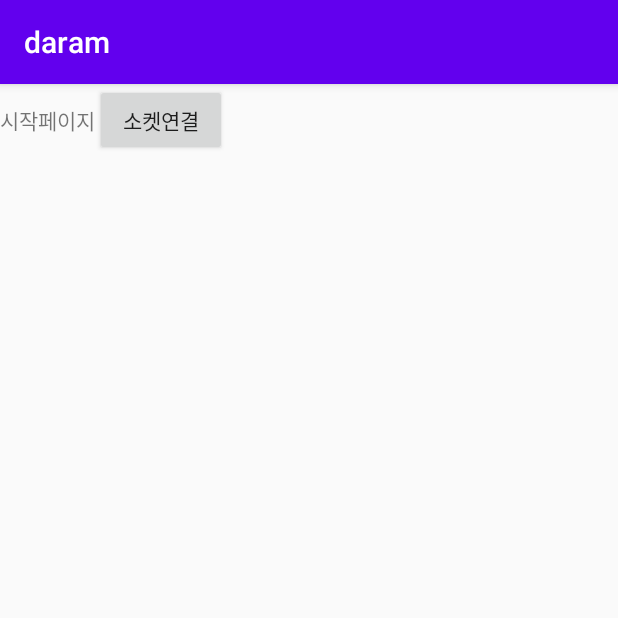
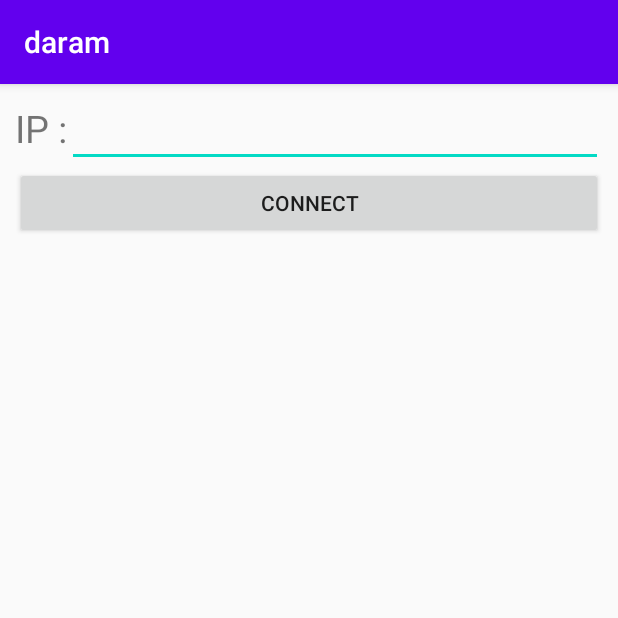
Before and after one commit to jihyejjang/darame-app, an Android app: the screen it shows after launch (MainActivity), on a phone screen of 412 x 824 dp, the top half of it. Run offline under Robolectric (Android 15) with nearby library versions, the phone set to English and light mode, and no system bars.

Commit message:
소켓연결완료 합성ui완료

```diff
--- a/app/src/main/java/com/example/daram/MainActivity.java
+++ b/app/src/main/java/com/example/daram/MainActivity.java
@@ -1,28 +1,127 @@
-//합성페이지(2번째)
 package com.example.daram;
 
-import android.content.Intent;
 import android.os.Bundle;
+import android.os.Handler;
+import android.util.Log;
 import android.view.View;
 import android.widget.Button;
+import android.widget.EditText;
+import android.widget.TextView;
 
 import androidx.appcompat.app.AppCompatActivity;
 
-public class MainActivity extends AppCompatActivity {
-    private Object Button;
+import java.io.BufferedReader;
+import java.io.DataInputStream;
+import java.io.DataOutputStream;
+import java.io.IOException;
+import java.io.PrintWriter;
+import java.net.Socket;
+
+public class MainActivity extends AppCompatActivity implements View.OnClickListener {
+
+    Button connect_btn;                 // ip 받아오는 버튼
+
+    EditText ip_edit;               // ip 에디트
+    TextView show_text;             // 서버에서온거 보여주는 에디트
+    // 소켓통신에 필요한것
+    private String html = "";
+    private Handler mHandler;
+
+    private Socket socket;
+
+    private BufferedReader networkReader;
+    private PrintWriter networkWriter;
+
+    private DataOutputStream dos;
+    private DataInputStream dis;
+
+    private String ip = "172.16.24.172";            // IP 번호(cmd에서 ipconfig로 검색)
+    private int port = 9999;                          // port 번호
+
     @Override
     protected void onCreate(Bundle savedInstanceState) {
         super.onCreate(savedInstanceState);
         setContentView(R.layout.activity_main);
 
-        Button button = (Button) findViewById(R.id.button);
-        button.setOnClickListener(new View.OnClickListener() {
-            @Override
-            public void onClick(View v) {
-                Intent intent = new Intent(getApplicationContext(),socket_.class);  //다음화면 연결
-                intent.putExtra("message", "메인");
-                startActivity(intent);
+        connect_btn = (Button)findViewById(R.id.connect_btn);
+        connect_btn.setOnClickListener(this);
+
+        ip_edit = (EditText)findViewById(R.id.ip_edit);
+        show_text = (TextView)findViewById(R.id.show_text);
+
+    }
+
+    @Override
+    public void onClick(View v) {
+        switch(v.getId()){
+            case R.id.connect_btn:     // ip 받아오는 버튼
+                connect();
+        }
+    }
+
+    // 로그인 정보 db에 넣어주고 연결시켜야 함.
+    void connect(){
+        mHandler = new Handler();
+        Log.w("connect","연결 하는중");
+        // 받아오는거
+        Thread checkUpdate = new Thread() {
+            public void run() {
+                // ip받기
+                String newip = String.valueOf(ip_edit.getText());
+
+                // 서버 접속
+                try {
+                    socket = new Socket(newip, port);
+                    Log.w("서버 접속됨", "서버 접속됨");
+                } catch (IOException e1) {
+                    Log.w("서버접속못함", "서버접속못함");
+                    e1.printStackTrace();
+                }
+
+                Log.w("edit 넘어가야 할 값 : ","안드로이드에서 서버로 연결요청");
+
+                // Buffered가 잘못된듯.
+                try {
+                    dos = new DataOutputStream(socket.getOutputStream());   // output에 보낼꺼 넣음
+                    dis = new DataInputStream(socket.getInputStream());     // input에 받을꺼 넣어짐
+                    dos.writeUTF("안드로이드에서 서버로 연결요청");
+
+                } catch (IOException e) {
+                    e.printStackTrace();
+                    Log.w("버퍼", "버퍼생성 잘못됨");
+                }
+                Log.w("버퍼","버퍼생성 잘됨");
+
+                while(true) {
+                    // 서버에서 받아옴
+                    try {
+                        String line = "";
+                        int line2;
+                        while (true) {
+                            //line = (String) dis.readUTF();
+                            line2 = (int) dis.read();
+                            //Log.w("서버에서 받아온 값 ", "" + line);
+                            //Log.w("서버에서 받아온 값 ", "" + line2);
+
+                            if(line2 > 0) {
+                                Log.w("------서버에서 받아온 값 ", "" + line2);
+                                dos.writeUTF("하나 받았습니다. : " + line2);
+                                dos.flush();
+                            }
+                            if(line2 == 99) {
+                                Log.w("------서버에서 받아온 값 ", "" + line2);
+                                socket.close();
+                                break;
+                            }
+                        }
+                    } catch (Exception e) {
+
+                    }
+                }
+
             }
-        });
+        };
+        // 소켓 접속 시도, 버퍼생성
+        checkUpdate.start();
     }
 }
--- a/app/src/main/res/layout/activity_main.xml
+++ b/app/src/main/res/layout/activity_main.xml
@@ -1,21 +1,54 @@
 <?xml version="1.0" encoding="utf-8"?>
-
-<LinearLayout
-    xmlns:android="http://schemas.android.com/apk/res/android"
+<RelativeLayout xmlns:android="http://schemas.android.com/apk/res/android"
     xmlns:app="http://schemas.android.com/apk/res-auto"
     xmlns:tools="http://schemas.android.com/tools"
     android:layout_width="match_parent"
-    android:layout_height="match_parent">
+    android:layout_height="match_parent"
+    android:orientation="vertical"
+    android:padding="15px">
+
+    <LinearLayout
+        android:layout_width="match_parent"
+        android:layout_height="wrap_content"
+        android:orientation="vertical"
+        android:id="@+id/linearLayout">
+
+        <LinearLayout
+            android:layout_width="match_parent"
+            android:layout_height="wrap_content"
+            android:layout_centerInParent="true">
 
             <TextView
-        android:id="@+id/textView2"
                 android:layout_width="wrap_content"
                 android:layout_height="wrap_content"
-        android:text="시작페이지" />
+                android:text="IP :"
+                android:textSize="25dp"
+                tools:text="IP    :" />
+
+            <EditText
+                android:id="@+id/ip_edit"
+                android:layout_width="match_parent"
+                android:layout_height="wrap_content"
+                android:ems="10" />
+        </LinearLayout>
+
+        <LinearLayout
+            android:layout_width="match_parent"
+            android:layout_height="wrap_content"
+            android:orientation="horizontal">
 
             <Button
-        android:id="@+id/button"
+                android:id="@+id/connect_btn"
                 android:layout_width="wrap_content"
                 android:layout_height="wrap_content"
-        android:text="소켓연결" />
+                android:layout_weight="1"
+                android:text="CONNECT" />
         </LinearLayout>
+
+        <TextView
+            android:id="@+id/show_text"
+            android:layout_width="wrap_content"
+            android:layout_height="wrap_content"
+            android:textSize="25dp" />
+    </LinearLayout>
+</RelativeLayout>
```
Also changed, not shown: app/src/main/AndroidManifest.xml (+8 -0 lines). Lines whose indentation alone changed are shown as unchanged.
